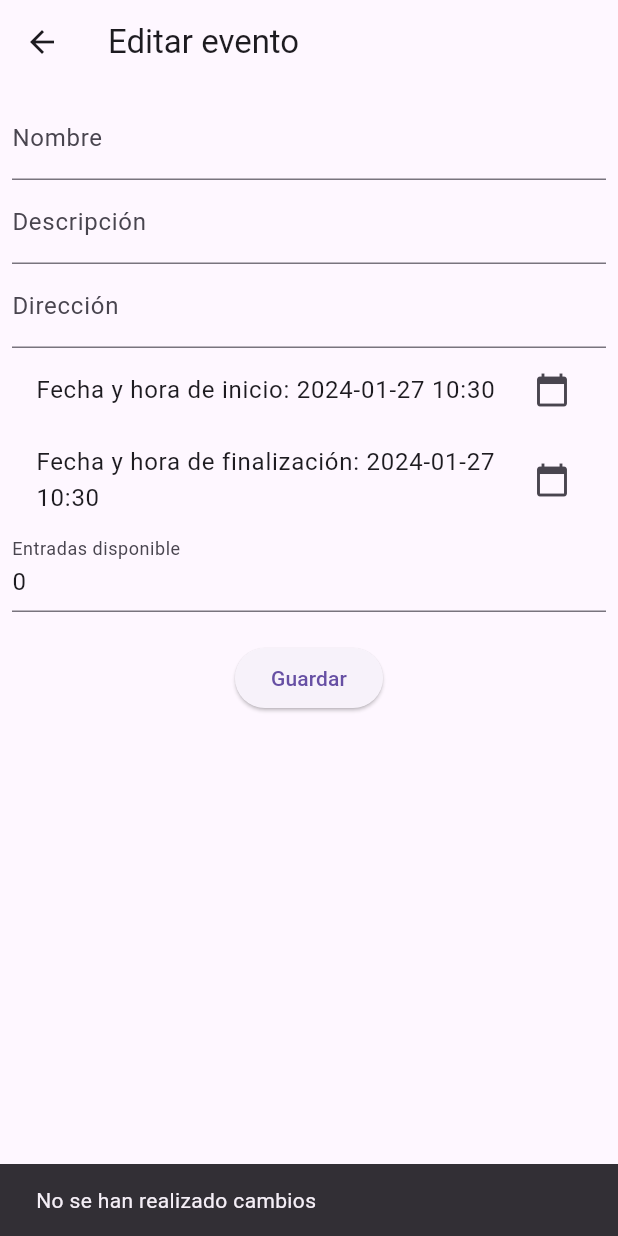
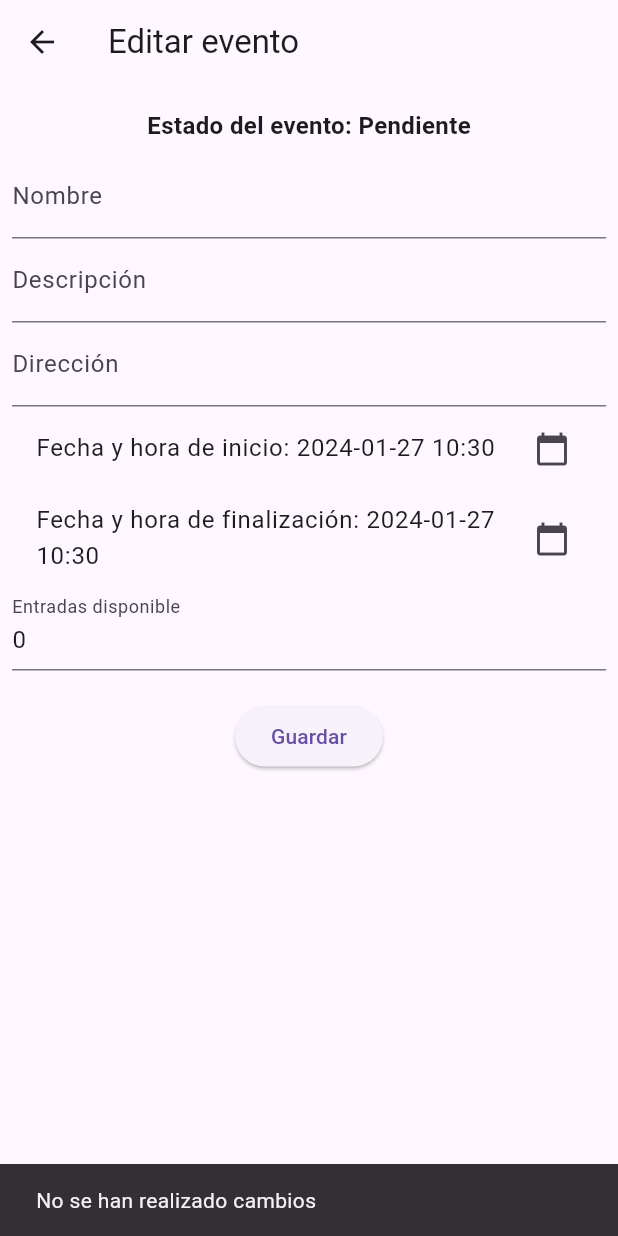
Before and after one commit to ubonano/QuickEntry, a Flutter app: the EventEditScreen screen opened directly with empty values, after a tap on "Guardar", on a phone screen of 412 x 824 dp. Run offline on Flutter 3.47's test engine with Material 3 defaults, Android fonts, the light colour scheme and no system bars; our stand-ins replace cloud_firestore, firebase_core, get_it, rxdart; accounts and stored records are empty; statements that could not run were skipped.

Commit message:
disable fields and button

```diff
--- a/lib/views/event_edit_screen.dart
+++ b/lib/views/event_edit_screen.dart
@@ -3,6 +3,7 @@ import 'package:flutter/material.dart';
 import '../config/get_it_setup.dart';
 import '../controllers/event_controller.dart';
 import '../models/event.dart';
+import '../utils/event_state_enum.dart';
 import '../widgets/event_form.dart';
 
 class EventEditScreen extends StatefulWidget {
@@ -43,11 +44,22 @@ class _EventEditScreenState extends State<EventEditScreen> {
 
   @override
   Widget build(BuildContext context) {
+    bool isEditable = widget.event.state == EventState.pending;
     return Scaffold(
       appBar: AppBar(title: const Text('Editar evento')),
       body: Padding(
         padding: const EdgeInsets.all(8.0),
-        child: EventForm(
+        child: Column(
+          children: [
+            Padding(
+              padding: const EdgeInsets.symmetric(vertical: 8.0),
+              child: Text(
+                'Estado del evento: ${widget.event.state.value}',
+                style:
+                    const TextStyle(fontSize: 16, fontWeight: FontWeight.bold),
+              ),
+            ),
+            EventForm(
               formKey: _formKey,
               fieldsControllers: {
                 'name': _nameController,
@@ -55,11 +67,14 @@ class _EventEditScreenState extends State<EventEditScreen> {
                 'address': _addressController,
                 'availableTickets': _availableTicketsController,
               },
-          onPickDateTime: _pickDateTime,
-          onSubmit: _submitForm,
+              onPickDateTime: isEditable ? _pickDateTime : null,
+              onSubmit: isEditable ? _submitForm : null,
               isSubmitting: _isSubmitting,
               startDateTime: _startDateTime,
               endDateTime: _endDateTime,
+              isEditable: isEditable,
+            ),
+          ],
         ),
       ),
     );
@@ -113,6 +128,11 @@ class _EventEditScreenState extends State<EventEditScreen> {
   }
 
   void _submitForm() async {
+    if (widget.event.state != EventState.pending) {
+      _showErrorSnackbar('Solo los eventos pendientes pueden ser modificados');
+      return;
+    }
+
     if (!_hasChanges()) {
       _showErrorSnackbar('No se han realizado cambios');
       return;
@@ -139,7 +159,6 @@ class _EventEditScreenState extends State<EventEditScreen> {
         Navigator.of(context).pop();
       } catch (e) {
         _showErrorSnackbar('Error al actualizar el evento');
-        print(e.toString()); // TODO cambiar por sistema de loggin
       }
       setState(() => _isSubmitting = false);
     }
--- a/lib/widgets/event_form.dart
+++ b/lib/widgets/event_form.dart
@@ -6,20 +6,22 @@ class EventForm extends StatelessWidget {
     Key? key,
     required this.formKey,
     required this.fieldsControllers,
-    required this.onPickDateTime,
+    this.onPickDateTime,
     this.onSubmit,
     this.startDateTime,
     this.endDateTime,
     required this.isSubmitting,
+    this.isEditable = true,
   }) : super(key: key);
 
   final GlobalKey<FormState> formKey;
   final Map<String, TextEditingController> fieldsControllers;
-  final Function(bool) onPickDateTime;
+  final Function(bool)? onPickDateTime;
   final VoidCallback? onSubmit;
   final DateTime? startDateTime;
   final DateTime? endDateTime;
   final bool isSubmitting;
+  final bool isEditable;
 
   @override
   Widget build(BuildContext context) {
@@ -46,12 +48,12 @@ class EventForm extends StatelessWidget {
             _buildDateTimePicker(
               'Fecha y hora de inicio:',
               startDateTime,
-              () => onPickDateTime(true),
+              isEditable ? () => onPickDateTime!(true) : null,
             ),
             _buildDateTimePicker(
               'Fecha y hora de finalización:',
               endDateTime,
-              () => onPickDateTime(false),
+              isEditable ? () => onPickDateTime!(false) : null,
             ),
             _buildTextFormField(
               fieldsControllers['availableTickets']!,
@@ -63,10 +65,12 @@ class EventForm extends StatelessWidget {
             const SizedBox(height: 20),
             isSubmitting
                 ? const CircularProgressIndicator()
-                : ElevatedButton(
-                    onPressed: onSubmit,
-                    child: const Text('Guardar'),
-                  ),
+                : isEditable
+                    ? ElevatedButton(
+                        onPressed: onSubmit,
+                        child: const Text('Guardar'),
+                      )
+                    : const SizedBox.shrink(),
           ],
         ),
       ),
@@ -86,6 +90,7 @@ class EventForm extends StatelessWidget {
       keyboardType: keyboardType,
       validator: validator ??
           (value) => (value == null || value.isEmpty) ? errorMessage : null,
+      enabled: isEditable, // Deshabilitar si no es editable
     );
   }
 
@@ -102,13 +107,13 @@ class EventForm extends StatelessWidget {
   Widget _buildDateTimePicker(
     String label,
     DateTime? selectedDate,
-    VoidCallback onTap,
+    VoidCallback? onTap,
   ) {
     return ListTile(
       title: Text(
           '$label ${selectedDate != null ? DateFormat('yyyy-MM-dd HH:mm').format(selectedDate) : ''}'),
       trailing: const Icon(Icons.calendar_today),
-      onTap: onTap,
+      onTap: onTap, // Deshabilitar si no es editable
     );
   }
 }
```
Lines whose indentation alone changed are shown as unchanged.
